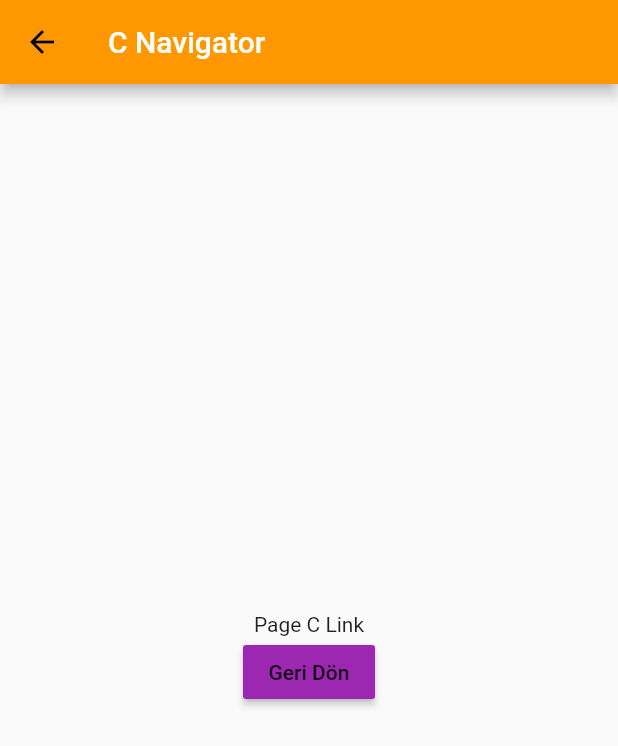
After one commit to bilaloz/FlutterExample, a Flutter app: the screen it shows after launch, after a tap on "Page c Link", on a phone screen of 412 x 824 dp. The commit adds this screen. Shown: the top 746 px of the screen. Run offline on Flutter 3.47's test engine with Material 2 defaults, Android fonts, the phone set to English and light mode, and no system bars; our stand-ins replace fluttertoast.

Commit message:
Route and navigasyon operation

```diff
--- /dev/null
+++ b/lib/listeler/navigasyon.dart
@@ -0,0 +1,217 @@
+import 'package:flutter/material.dart';
+
+class Navigasyon extends StatelessWidget {
+  String baslik = "BNavigator";
+
+  @override
+  Widget build(BuildContext context) {
+    // TODO: implement build
+    return Scaffold(
+        appBar: AppBar(
+          title: Text(
+            "Navigator",
+            style: TextStyle(color: Colors.white),
+          ),
+        ),
+        body: Center(
+          child: Column(
+            mainAxisAlignment: MainAxisAlignment.center,
+            children: <Widget>[
+              RaisedButton(
+                child: Text("Page A Link"),
+                color: Colors.deepOrange,
+                onPressed: () {
+                  Navigator.push(
+                      context,
+                      MaterialPageRoute(
+                        builder: (context) => ANavigasyon(),
+                      ));
+                },
+              ),
+              RaisedButton(
+                child: Text("Page B Link"),
+                color: Colors.red,
+                onPressed: () {
+                  Navigator.push(
+                      context,
+                      MaterialPageRoute(
+                        builder: (context) => BNavigasyon(baslik: baslik),
+                      ));
+                },
+              ),
+              RaisedButton(
+                child: Text("Page c Link"),
+                color: Colors.blue,
+                onPressed: () {
+                  Navigator.push(
+                      context,
+                      MaterialPageRoute(
+                        builder: (context) => CNavigasyon(),
+                      ));
+                },
+              ),
+              RaisedButton(
+                child: Text("Page D get Data"),
+                color: Colors.green,
+                onPressed: () {
+                  Navigator.push(
+                    context,
+                    MaterialPageRoute(builder: (context) => DNavigasyon()),
+                  ).then((popThan) {
+                    debugPrint("Pop Than $popThan");
+                  });
+                },
+              ),
+              RaisedButton(
+                child: Text("Page A get Data"),
+                color: Colors.green,
+                onPressed: () {
+                  Navigator.push(
+                    context,
+                    MaterialPageRoute(builder: (context) => ENavigasyon()),
+                  ).then((popThan) {
+                    debugPrint("Pop Than $popThan");
+                  });
+                },
+              ),
+            ],
+          ),
+        ));
+  }
+}
+
+class ANavigasyon extends StatelessWidget {
+  @override
+  Widget build(BuildContext context) {
+    // TODO: implement build
+    return Scaffold(
+        appBar: AppBar(
+          title: Text(
+            "A Navigator",
+            style: TextStyle(color: Colors.white),
+          ),
+        ),
+        body: Center(
+          child: Column(
+            mainAxisAlignment: MainAxisAlignment.center,
+            children: <Widget>[
+              Text("Page A Link"),
+            ],
+          ),
+        ));
+  }
+}
+
+class BNavigasyon extends StatelessWidget {
+  String baslik;
+
+  BNavigasyon({this.baslik});
+
+  @override
+  Widget build(BuildContext context) {
+    // TODO: implement build
+    return Scaffold(
+        appBar: AppBar(
+          title: Text(
+            "B Navigator",
+            style: TextStyle(color: Colors.white),
+          ),
+        ),
+        body: Center(
+          child: Column(
+            mainAxisAlignment: MainAxisAlignment.center,
+            children: <Widget>[
+              Text("Page A Link"),
+            ],
+          ),
+        ));
+  }
+}
+
+class CNavigasyon extends StatelessWidget {
+  @override
+  Widget build(BuildContext context) {
+    // TODO: implement build
+    return Scaffold(
+        appBar: AppBar(
+          title: Text(
+            "C Navigator",
+            style: TextStyle(color: Colors.white),
+          ),
+        ),
+        body: Center(
+          child: Column(
+            mainAxisAlignment: MainAxisAlignment.center,
+            children: <Widget>[
+              Text("Page C Link"),
+              RaisedButton(
+                color: Colors.purple,
+                child: Text("Geri Dön"),
+                onPressed: () {
+                  Navigator.pop(context);
+                },
+              )
+            ],
+          ),
+        ));
+  }
+}
+
+class DNavigasyon extends StatelessWidget {
+  @override
+  Widget build(BuildContext context) {
+    // TODO: implement build
+    return WillPopScope(
+        onWillPop: () {
+          debugPrint("On will pop run");
+          Navigator.pop(context, false);
+          return Future.value(false);
+        },
+        child: Scaffold(
+            appBar: AppBar(
+              title: Text(
+                "D Navigator",
+                style: TextStyle(color: Colors.white),
+              ),
+            ),
+            body: Center(
+              child: Column(
+                mainAxisAlignment: MainAxisAlignment.center,
+                children: <Widget>[
+                  Text("Page DLink"),
+                  RaisedButton(
+                    color: Colors.purple,
+                    child: Text("Geri Dön"),
+                    onPressed: () {
+                      Navigator.pop(context, true);
+                    },
+                  )
+                ],
+              ),
+            )));
+  }
+}
+
+class ENavigasyon extends StatelessWidget {
+  @override
+  Widget build(BuildContext context) {
+    // TODO: implement build
+    return Scaffold(
+        appBar: AppBar(
+          title: Text(
+            "E Navigator",
+            style: TextStyle(color: Colors.white),
+          ),
+        ),
+        body: Center(
+          child: Column(
+            mainAxisAlignment: MainAxisAlignment.center,
+            children: <Widget>[
+              RaisedButton(onPressed: () {
+                Navigator.pushReplacementNamed(context, '/BNavigasyon');
+              })
+            ],
+          ),
+        ));
+  }
+}
--- a/lib/main.dart
+++ b/lib/main.dart
@@ -3,19 +3,26 @@ import 'package:flutter_example/listeler/custom_scrool.dart';
 import 'package:flutter_example/listeler/gridview.dart';
 import 'package:flutter_example/listeler/list.dart';
 import 'package:flutter_example/listeler/list_type.dart';
+import 'package:flutter_example/listeler/navigasyon.dart';
 
 void main() {
   runApp(MaterialApp(
     title: 'Flutter Example ',
     debugShowCheckedModeBanner: false,
+    routes: {
+      '/'     :(context) => Navigasyon(),
+      '/CPage':(context) => DNavigasyon(),
+      '/DPage':(context) => DNavigasyon(),
+      '/APage':(context) => DNavigasyon(),
+    },
     theme: ThemeData(primarySwatch: Colors.orange,
       //brightness: Brightness.light,
     ),
-    home: Scaffold(
-      //appBar: AppBar(
-      //title: Text("Listeler",style:TextStyle(color: Colors.black),),
-      //),
-      body: CustomScrool(),
-    ),
+    //home: Scaffold(
+    //  //appBar: AppBar(
+    //  //title: Text("Listeler",style:TextStyle(color: Colors.black),),
+    //  //),
+    //  body: Navigasyon(),
+    //),
   ));
 }
```
